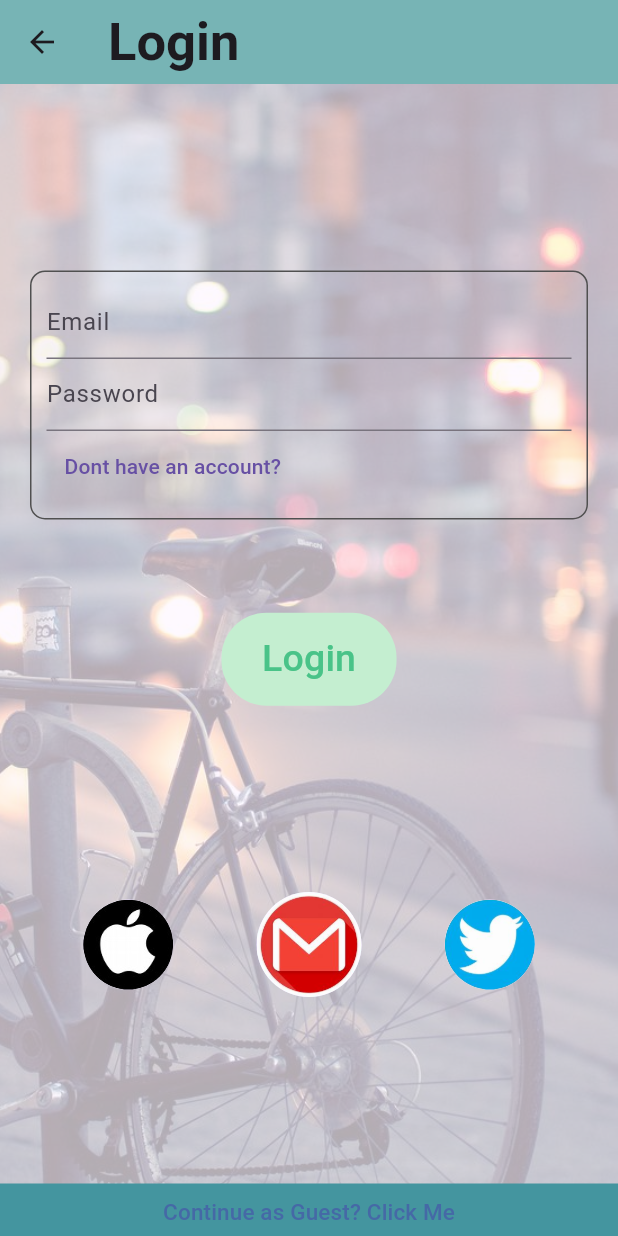
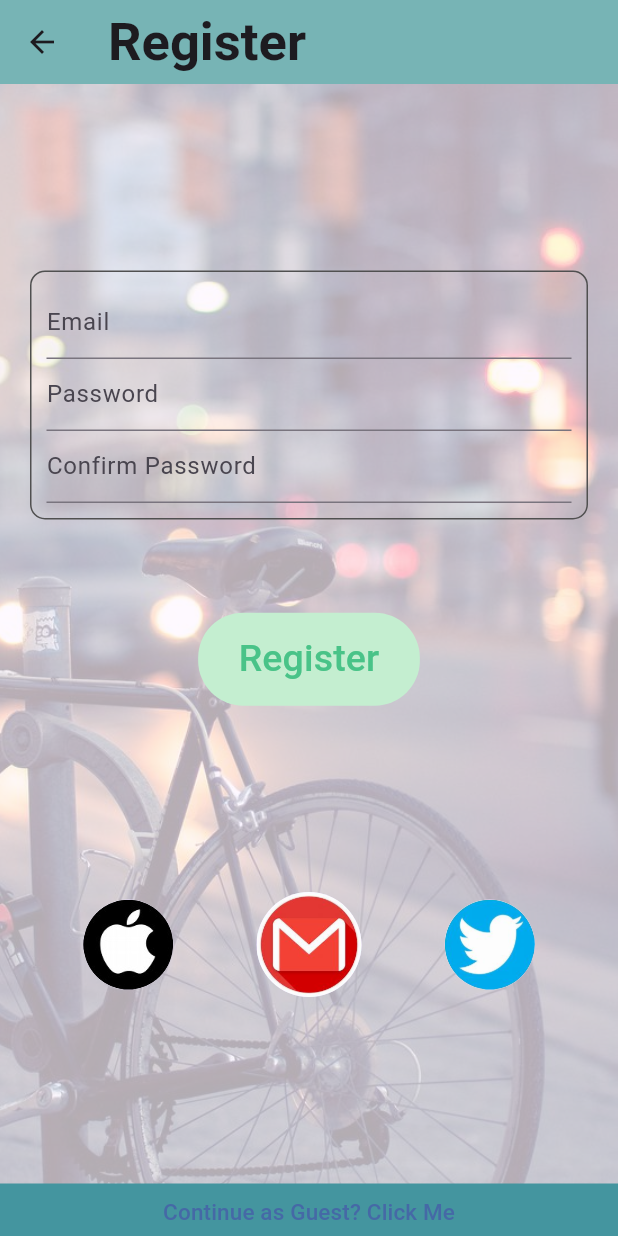
Before and after one commit to RotenKiwi/ketho, a Flutter app: the RegisterPage screen opened directly, on a phone screen of 412 x 824 dp. Run offline on Flutter 3.47's test engine with Material 3 defaults, Android fonts, the phone set to English and light mode, and no system bars.

Commit message:
bugfix
swapped page contents

```diff
--- a/lib/Screens/RegisterPage.dart
+++ b/lib/Screens/RegisterPage.dart
@@ -14,7 +14,7 @@ class _RegisterPageState extends State<RegisterPage> {
       appBar: AppBar(
         backgroundColor: Color(0xff77B4B5),
         title: Text(
-          'Login',
+          'Register',
           style: TextStyle(fontSize: 35, fontWeight: FontWeight.bold),
         ),
       ),
@@ -55,9 +55,12 @@ class _RegisterPageState extends State<RegisterPage> {
                         ),
                         obscureText: true,
                       ),
-                      TextButton(
-                          onPressed: () {},
-                          child: Text('Dont have an account?')),
+                      TextFormField(
+                        decoration: InputDecoration(
+                          hintText: 'Confirm Password',
+                        ),
+                        obscureText: true,
+                      ),
                     ],
                   ),
                 ),
@@ -76,7 +79,7 @@ class _RegisterPageState extends State<RegisterPage> {
                 child: TextButton(
                     onPressed: () {},
                     child: Text(
-                      'Login',
+                      'Register',
                       style: TextStyle(
                         color: Color(0xff49C388),
                         fontSize: 25,
```
Also changed, not shown: lib/Screens/LoginPage.dart (+26 -16 lines).
